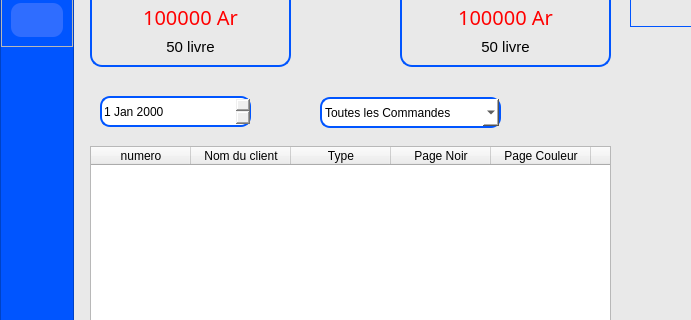
The window that views/auth/main_admin_window.ui (ninohantonio/Store-Management) describes before a commit, drawn with Qt 5; both pictures show x 0 to 691 and y 168 to 488 of the 1365 by 697 pixel window.
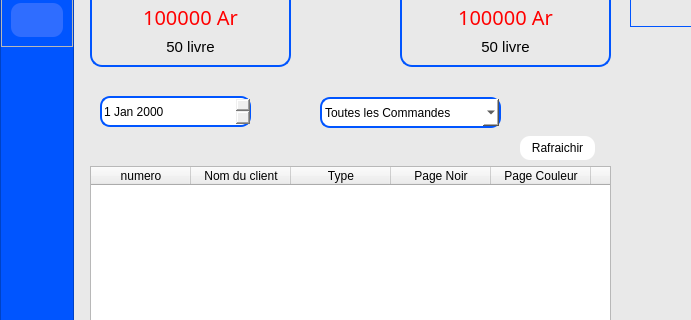
The same window after the commit. The open tabs and pages were chosen to show the change. Icons and pictures are not drawn. Custom widgets are drawn as their Qt base class.

Diff of the .ui file:
```diff
--- a/views/auth/main_admin_window.ui
+++ b/views/auth/main_admin_window.ui
@@ -1938,9 +1938,9 @@
                  <property name="geometry">
                   <rect>
                    <x>10</x>
-                   <y>260</y>
+                   <y>280</y>
                    <width>521</width>
-                   <height>371</height>
+                   <height>351</height>
                   </rect>
                  </property>
                  <column>
@@ -2066,6 +2066,26 @@
                   </property>
                  </item>
                 </widget>
+                <widget class="QPushButton" name="refreshReliure">
+                 <property name="geometry">
+                  <rect>
+                   <x>440</x>
+                   <y>250</y>
+                   <width>75</width>
+                   <height>24</height>
+                  </rect>
+                 </property>
+                 <property name="cursor">
+                  <cursorShape>PointingHandCursor</cursorShape>
+                 </property>
+                 <property name="styleSheet">
+                  <string notr="true">border-radius: 10px;
+background: white;</string>
+                 </property>
+                 <property name="text">
+                  <string>Rafraichir</string>
+                 </property>
+                </widget>
                </widget>
                <widget class="QWidget" name="client_listPage">
                 <widget class="QLabel" name="label_24">
```
Left out of the diff: 21 changed lines with no effect on the pictures.
